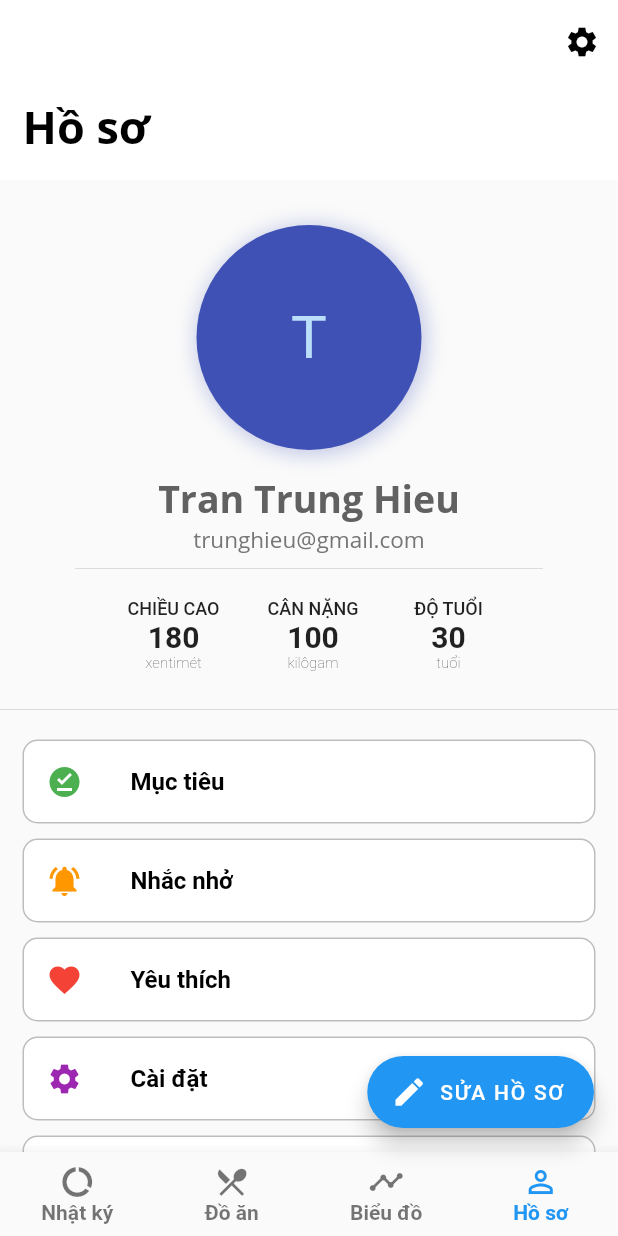
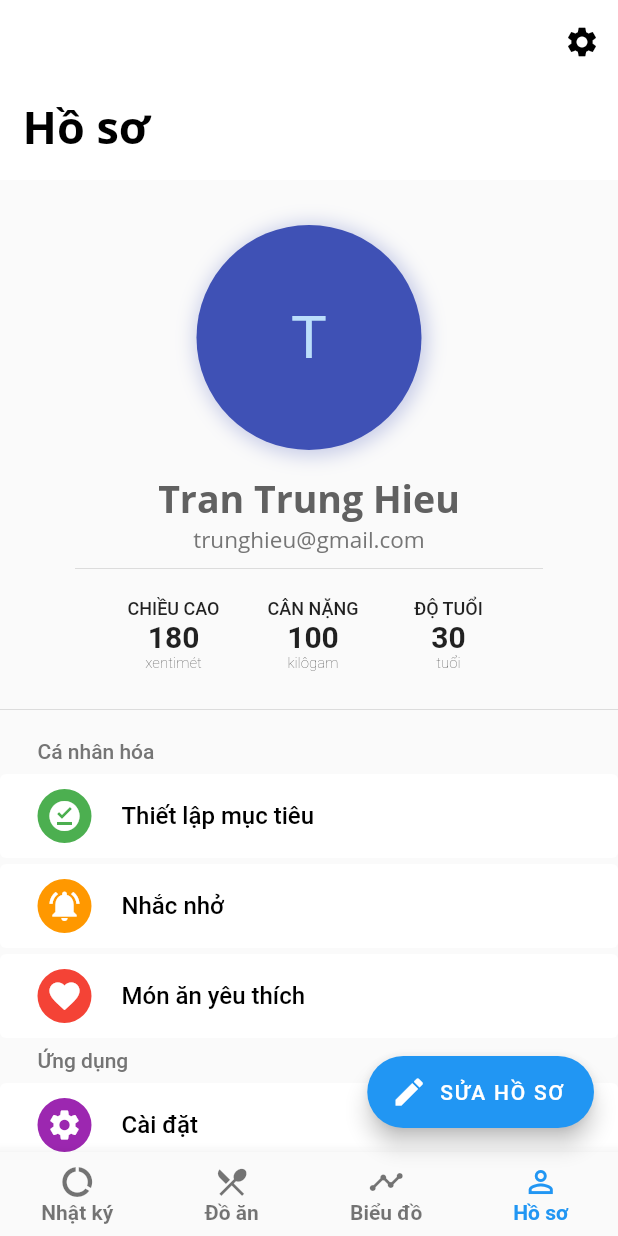
Before and after one commit to trunghieu2570/calories, a Flutter app: the screen it shows after launch, item 4 of the bottom bar chosen, on a phone screen of 412 x 824 dp. Run offline on Flutter 3.47's test engine with Material 2 defaults, Android fonts, the phone set to English and light mode, and no system bars.

Commit message:
modify shortcuts list in profile_view.dart

```diff
--- a/lib/ui/profile_view.dart
+++ b/lib/ui/profile_view.dart
@@ -1,3 +1,5 @@
+import 'dart:ui' as prefix0;
+
 import 'package:flutter/material.dart';
 import 'package:flutter/widgets.dart';
 
@@ -201,115 +203,121 @@ class ProfileState extends State<Profile> {
         ),
         SliverList(
           delegate: SliverChildListDelegate([
+            Container(
+              padding: EdgeInsets.symmetric(horizontal: 25, vertical: 5),
+              child: Text(
+                "Cá nhân hóa",
+                style: TextStyle(color: Colors.grey[600], fontWeight: FontWeight.w500),
+              ),
+            ),
             Card(
               elevation: 0,
               borderOnForeground: true,
-              shape: RoundedRectangleBorder(
-                borderRadius: new BorderRadius.circular(10),
-                side: BorderSide(color: Colors.grey[400]),
-              ),
-              margin: EdgeInsets.symmetric(horizontal: 15, vertical: 5),
-              child: InkWell(
+              margin: EdgeInsets.symmetric(vertical: 2),
+              child: ListTile(
                 onTap: () => {},
-                child: ListTile(
-                  leading: Icon(
+                contentPadding: EdgeInsets.symmetric(horizontal: 25),
+                leading: CircleAvatar(
+                  backgroundColor: Colors.green,
+                  radius: 18,
+                  child: Icon(
                     Icons.offline_pin,
-                    color: Colors.green,
+                    color: Colors.white,
                   ),
-                  title: Text(
-                    "Mục tiêu",
-                    style: TextStyle(
-                        color: Colors.black, fontWeight: FontWeight.bold),
-                  ),
+                ),
+                title: Text(
+                  "Thiết lập mục tiêu",
+                  style: TextStyle(color: Colors.black, fontWeight: FontWeight.w500),
                 ),
               ),
             ),
             Card(
               elevation: 0,
               borderOnForeground: true,
-              shape: RoundedRectangleBorder(
-                borderRadius: new BorderRadius.circular(10),
-                side: BorderSide(color: Colors.grey[400]),
-              ),
-              margin: EdgeInsets.symmetric(horizontal: 15, vertical: 5),
-              child: InkWell(
+              margin: EdgeInsets.symmetric(vertical: 2),
+              child: ListTile(
                 onTap: () => {},
-                child: ListTile(
-                  leading: Icon(
+                contentPadding: EdgeInsets.symmetric(horizontal: 25),
+                leading: CircleAvatar(
+                  radius: 18,
+                  backgroundColor: Colors.orange,
+                  child: Icon(
                     Icons.notifications_active,
-                    color: Colors.orange,
+                    color: Colors.white,
                   ),
-                  title: Text(
-                    "Nhắc nhở",
-                    style: TextStyle(
-                        color: Colors.black, fontWeight: FontWeight.bold),
-                  ),
+                ),
+                title: Text(
+                  "Nhắc nhở",
+                  style: TextStyle(color: Colors.black, fontWeight: FontWeight.w500),
                 ),
               ),
             ),
             Card(
               elevation: 0,
               borderOnForeground: true,
-              shape: RoundedRectangleBorder(
-                borderRadius: new BorderRadius.circular(10),
-                side: BorderSide(color: Colors.grey[400]),
+              margin: EdgeInsets.symmetric(vertical: 2),
+              child: ListTile(
+                onTap: () => {},
+                contentPadding: EdgeInsets.symmetric(horizontal: 25),
+                leading: CircleAvatar(
+                  radius: 18,
+                  backgroundColor: Colors.red,
+                  child: Icon(
+                    Icons.favorite,
+                    color: Colors.white,
+                  ),
+                ),
+                title: Text(
+                  "Món ăn yêu thích",
+                  style: TextStyle(color: Colors.black, fontWeight: FontWeight.w500),
+                ),
               ),
-              margin: EdgeInsets.symmetric(horizontal: 15, vertical: 5),
-              child: InkWell(
+            ),
+            Container(
+              padding: EdgeInsets.symmetric(horizontal: 25, vertical: 5),
+              child: Text(
+                "Ứng dụng",
+                style: TextStyle(color: Colors.grey[600], fontWeight: FontWeight.w500),
+              ),
+            ),
+            Card(
+              elevation: 0,
+              borderOnForeground: true,
+              margin: EdgeInsets.symmetric(vertical: 2),
+              child: ListTile(
                 onTap: () => {},
-                child: ListTile(
-                  leading: Icon(
-                    Icons.favorite,
-                    color: Colors.red,
+                contentPadding: EdgeInsets.symmetric(horizontal: 25),
+                leading: CircleAvatar(
+                  radius: 18,
+                  backgroundColor: Colors.purple,
+                  child: Icon(
+                    Icons.settings,
+                    color: Colors.white,
                   ),
-                  title: Text(
-                    "Yêu thích",
-                    style: TextStyle(
-                        color: Colors.black, fontWeight: FontWeight.bold),
-                  ),
+                ),
+                title: Text(
+                  "Cài đặt",
+                  style: TextStyle(color: Colors.black, fontWeight: FontWeight.w500),
                 ),
               ),
             ),
             Card(
               elevation: 0,
               borderOnForeground: true,
-              shape: RoundedRectangleBorder(
-                borderRadius: new BorderRadius.circular(10),
-                side: BorderSide(color: Colors.grey[400]),
-              ),
-              margin: EdgeInsets.symmetric(horizontal: 15, vertical: 5),
-              child: InkWell(
+              margin: EdgeInsets.symmetric(vertical: 2),
+              child: ListTile(
                 onTap: () => {},
-                child: ListTile(
-                  leading: Icon(
-                    Icons.settings,
-                    color: Colors.purple,
-                  ),
-                  title: Text(
-                    "Cài đặt",
-                    style: TextStyle(
-                        color: Colors.black, fontWeight: FontWeight.bold),
-                  ),
-                ),
-              ),
-            ),
-            Card(
-              elevation: 0,
-              borderOnForeground: true,
-              shape: RoundedRectangleBorder(
-                borderRadius: new BorderRadius.circular(10),
-                side: BorderSide(color: Colors.grey[400]),
-              ),
-              margin: EdgeInsets.symmetric(horizontal: 15, vertical: 5),
-              child: InkWell(
-                onTap: () => {},
-                child: ListTile(
-                  leading: Icon(Icons.error, color: Colors.blue),
-                  title: Text(
-                    "Thông tin",
-                    style: TextStyle(
-                        color: Colors.black, fontWeight: FontWeight.bold),
-                  ),
+                contentPadding: EdgeInsets.symmetric(horizontal: 25),
+                leading: CircleAvatar(
+                    radius: 18,
+                    backgroundColor: Colors.blue,
+                    child: Icon(
+                      Icons.error,
+                      color: Colors.white,
+                    )),
+                title: Text(
+                  "Thông tin ứng dụng",
+                  style: TextStyle(color: Colors.black, fontWeight: FontWeight.w500),
                 ),
               ),
             ),
```
